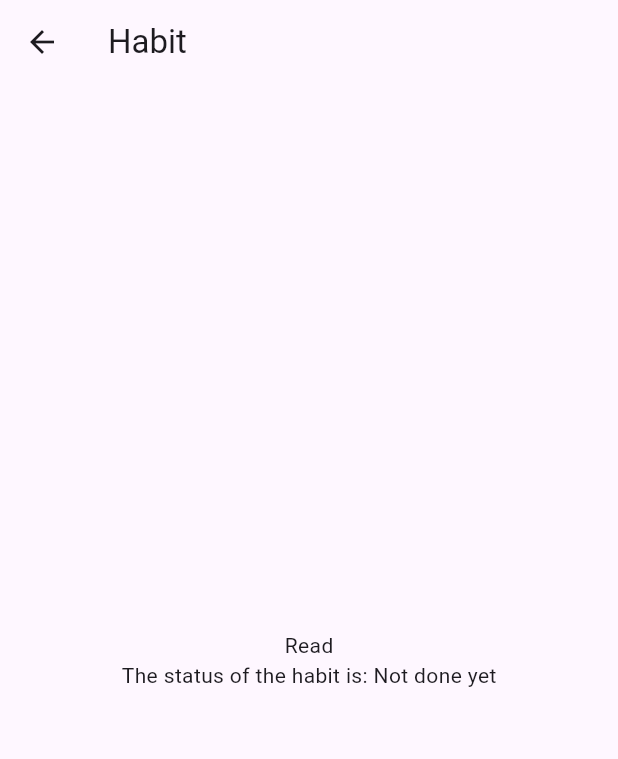
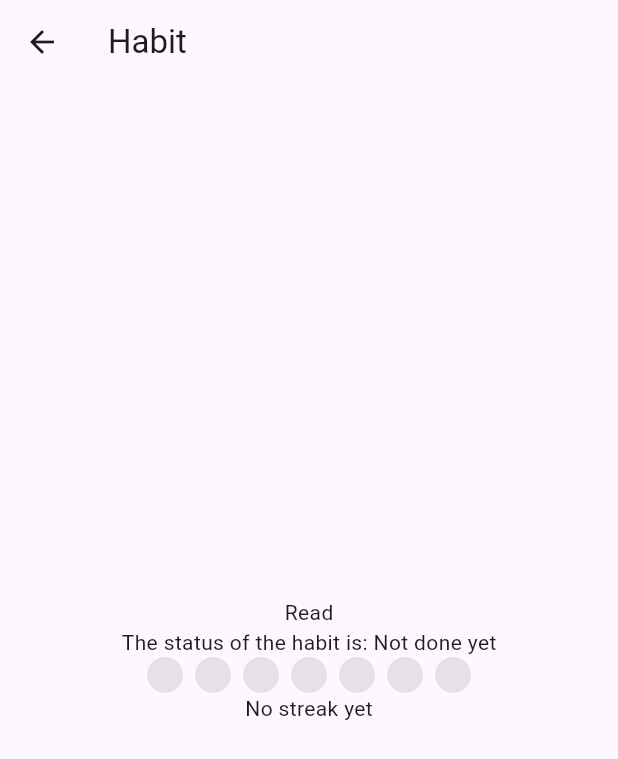
Before and after one commit to R-Eman-A-L/streakbook-flutter, a Flutter app: the screen it shows after launch, after a tap on the "add" icon, after a tap on "Read", on a phone screen of 412 x 824 dp. Shown: the top 759 px of the screen. Run offline on Flutter 3.47's test engine with Material 3 defaults, Android fonts, the phone set to English and light mode, and no system bars.

Commit message:
Day 15: last 7 days + current streak on the detail screen

```diff
--- a/lib/ui/habit_detail/habit_detail_screen.dart
+++ b/lib/ui/habit_detail/habit_detail_screen.dart
@@ -46,15 +46,41 @@ class _HabitDetailScreenState extends State<HabitDetailScreen> {
         listenable: _viewModel,
         builder: (context, _) {
           final state = _viewModel.state;
-          return (state.isNotFound)
+          return state.isNotFound
               ? Center(child: Text("Habit not found"))
               : Center(
                   child: Column(
                     mainAxisSize: .min,
                     children: [
-                      Text('${state.habitName}'),
+                      Text(state.habitName ?? ''),
                       Text(
-                        'The status of the habit is: ${(state.doneToday) ? "Done today ✓" : "Not done yet"}',
+                        'The status of the habit is: ${state.doneToday ? "Done today ✓" : "Not done yet"}',
+                      ),
+
+                      Row(
+                        mainAxisAlignment: .center,
+                        children: [
+                          for (final done in state.last7Days)
+                            Container(
+                              width: 24,
+                              height: 24,
+                              margin: const EdgeInsets.symmetric(horizontal: 4),
+                              decoration: BoxDecoration(
+                                shape: .circle,
+                                color: done
+                                    ? Theme.of(context).colorScheme.primary
+                                    : Theme.of(
+                                        context,
+                                      ).colorScheme.surfaceContainerHighest,
+                              ),
+                            ),
+                        ],
+                      ),
+
+                      Text(
+                        state.currentStreak > 0
+                            ? "🔥 ${state.currentStreak}-day streak"
+                            : "No streak yet",
                       ),
                     ],
                   ),
--- a/lib/ui/habit_detail/habit_detail_ui_state.dart
+++ b/lib/ui/habit_detail/habit_detail_ui_state.dart
@@ -2,10 +2,14 @@ class HabitDetailUiState {
   final String? habitName;
   final bool doneToday;
   final bool isNotFound;
+  final List<bool> last7Days;
+  final int currentStreak;
 
   const HabitDetailUiState({
     this.habitName,
     this.doneToday = false,
     this.isNotFound = false,
+    this.last7Days = const [],
+    this.currentStreak = 0,
   });
 }
--- a/lib/ui/habit_detail/habit_detail_view_model.dart
+++ b/lib/ui/habit_detail/habit_detail_view_model.dart
@@ -1,4 +1,4 @@
-import 'package:flutter/widgets.dart';
+import 'package:flutter/foundation.dart';
 import 'package:streak_book/data/clock.dart';
 import 'package:streak_book/data/habit_repository.dart';
 import 'package:streak_book/ui/habit_detail/habit_detail_ui_state.dart';
@@ -17,19 +17,53 @@ class HabitDetailViewModel extends ChangeNotifier {
 
   void _load() {
     final habit = _repository.getHabit(_habitId);
+
     if (habit == null) {
       _state = HabitDetailUiState(isNotFound: true);
       notifyListeners();
       return;
     }
+    final today = _clock.today();
+    final completedDates = habit.completedDates;
 
-    final doneToday = habit.completedDates.contains(_clock.today());
+    final doneToday = completedDates.contains(today);
+    final last7Days = _last7Days(completedDates, today);
+    final currentStreak = _currentStreak(completedDates, today);
+
     _state = HabitDetailUiState(
       habitName: habit.name,
       doneToday: doneToday,
       isNotFound: false,
+      last7Days: last7Days,
+      currentStreak: currentStreak,
     );
 
     notifyListeners();
   }
+
+  List<bool> _last7Days(final Set<DateTime> dates, DateTime today) {
+    final days = <bool>[];
+    DateTime day = DateTime(today.year, today.month, today.day - 6);
+
+    for (var i = 0; i < 7; i++) {
+      days.add(dates.contains(day));
+      day = DateTime(day.year, day.month, day.day + 1);
+    }
+
+    return days;
+  }
+
+  int _currentStreak(final Set<DateTime> dates, DateTime today) {
+    int streak = 0;
+    DateTime day = (dates.contains(today))
+        ? today
+        : DateTime(today.year, today.month, today.day - 1);
+
+    while (dates.contains(day)) {
+      streak++;
+      day = DateTime(day.year, day.month, day.day - 1);
+    }
+
+    return streak;
+  }
 }
```
